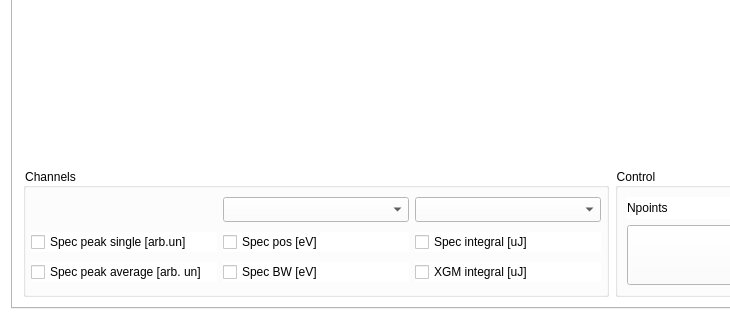
Before: the Qt Designer form gui/UILogger.ui in sergey-tomin/pyhirex, drawn with Qt 5; both pictures show x 0 to 730 and y 541 to 861 of the 1223 by 861 pixel window.
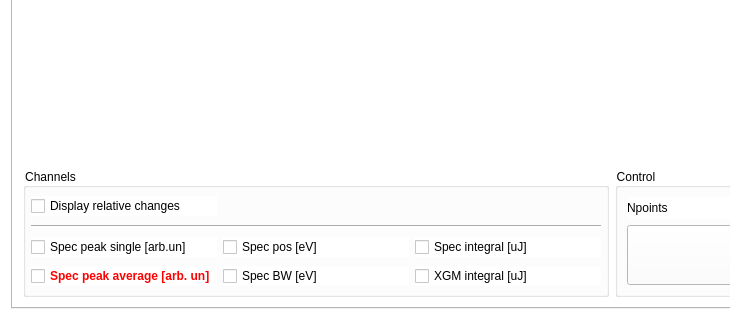
After: the same form once the commit is applied.

The edit to the form file:
```diff
--- a/gui/UILogger.ui
+++ b/gui/UILogger.ui
@@ -133,65 +133,361 @@
           <property name="spacing">
            <number>6</number>
           </property>
-          <item row="5" column="0">
+          <item row="3" column="0">
+           <widget class="QCheckBox" name="checkBox">
+            <property name="text">
+             <string>Display relative changes</string>
+            </property>
+           </widget>
+          </item>
+          <item row="7" column="2">
+           <widget class="QCheckBox" name="chkbx_XGM_integral">
+            <property name="text">
+             <string>XGM integral [uJ]</string>
+            </property>
+           </widget>
+          </item>
+          <item row="7" column="1">
+           <widget class="QCheckBox" name="chkbx_spec_BW">
+            <property name="text">
+             <string>Spec BW [eV]</string>
+            </property>
+           </widget>
+          </item>
+          <item row="6" column="0">
            <widget class="QCheckBox" name="chkbx_spec_pk_single">
+            <property name="palette">
+             <palette>
+              <active>
+               <colorrole role="WindowText">
+                <brush brushstyle="SolidPattern">
+                 <color alpha="255">
+                  <red>0</red>
+                  <green>0</green>
+                  <blue>0</blue>
+                 </color>
+                </brush>
+               </colorrole>
+               <colorrole role="Button">
+                <brush brushstyle="SolidPattern">
+                 <color alpha="255">
+                  <red>255</red>
+                  <green>255</green>
+                  <blue>255</blue>
+                 </color>
+                </brush>
+               </colorrole>
+               <colorrole role="Text">
+                <brush brushstyle="SolidPattern">
+                 <color alpha="255">
+                  <red>0</red>
+                  <green>0</green>
+                  <blue>0</blue>
+                 </color>
+                </brush>
+               </colorrole>
+               <colorrole role="ButtonText">
+                <brush brushstyle="SolidPattern">
+                 <color alpha="255">
+                  <red>0</red>
+                  <green>0</green>
+                  <blue>0</blue>
+                 </color>
+                </brush>
+               </colorrole>
+               <colorrole role="Base">
+                <brush brushstyle="SolidPattern">
+                 <color alpha="255">
+                  <red>255</red>
+                  <green>255</green>
+                  <blue>255</blue>
+                 </color>
+                </brush>
+               </colorrole>
+               <colorrole role="Window">
+                <brush brushstyle="SolidPattern">
+                 <color alpha="255">
+                  <red>255</red>
+                  <green>255</green>
+                  <blue>255</blue>
+                 </color>
+                </brush>
+               </colorrole>
+              </active>
+              <inactive>
+               <colorrole role="WindowText">
+                <brush brushstyle="SolidPattern">
+                 <color alpha="255">
+                  <red>0</red>
+                  <green>0</green>
+                  <blue>0</blue>
+                 </color>
+                </brush>
+               </colorrole>
+               <colorrole role="Button">
+                <brush brushstyle="SolidPattern">
+                 <color alpha="255">
+                  <red>255</red>
+                  <green>255</green>
+                  <blue>255</blue>
+                 </color>
+                </brush>
+               </colorrole>
+               <colorrole role="Text">
+                <brush brushstyle="SolidPattern">
+                 <color alpha="255">
+                  <red>0</red>
+                  <green>0</green>
+                  <blue>0</blue>
+                 </color>
+                </brush>
+               </colorrole>
+               <colorrole role="ButtonText">
+                <brush brushstyle="SolidPattern">
+                 <color alpha="255">
+                  <red>0</red>
+                  <green>0</green>
+                  <blue>0</blue>
+                 </color>
+                </brush>
+               </colorrole>
+               <colorrole role="Base">
+                <brush brushstyle="SolidPattern">
+                 <color alpha="255">
+                  <red>255</red>
+                  <green>255</green>
+                  <blue>255</blue>
+                 </color>
+                </brush>
+               </colorrole>
+               <colorrole role="Window">
+                <brush brushstyle="SolidPattern">
+                 <color alpha="255">
+                  <red>255</red>
+                  <green>255</green>
+                  <blue>255</blue>
+                 </color>
+                </brush>
+               </colorrole>
+              </inactive>
+              <disabled>
+               <colorrole role="WindowText">
+                <brush brushstyle="SolidPattern">
+                 <color alpha="255">
+                  <red>120</red>
+                  <green>120</green>
+                  <blue>120</blue>
+                 </color>
+                </brush>
+               </colorrole>
+               <colorrole role="Button">
+                <brush brushstyle="SolidPattern">
+                 <color alpha="255">
+                  <red>255</red>
+                  <green>255</green>
+                  <blue>255</blue>
+                 </color>
+                </brush>
+               </colorrole>
+               <colorrole role="Text">
+                <brush brushstyle="SolidPattern">
+                 <color alpha="255">
+                  <red>120</red>
+                  <green>120</green>
+                  <blue>120</blue>
+                 </color>
+                </brush>
+               </colorrole>
+               <colorrole role="ButtonText">
+                <brush brushstyle="SolidPattern">
+                 <color alpha="255">
+                  <red>120</red>
+                  <green>120</green>
+                  <blue>120</blue>
+                 </color>
+                </brush>
+               </colorrole>
+               <colorrole role="Base">
+                <brush brushstyle="SolidPattern">
+                 <color alpha="255">
+                  <red>255</red>
+                  <green>255</green>
+                  <blue>255</blue>
+                 </color>
+                </brush>
+               </colorrole>
+               <colorrole role="Window">
+                <brush brushstyle="SolidPattern">
+                 <color alpha="255">
+                  <red>255</red>
+                  <green>255</green>
+                  <blue>255</blue>
+                 </color>
+                </brush>
+               </colorrole>
+              </disabled>
+             </palette>
+            </property>
+            <property name="font">
+             <font>
+              <weight>50</weight>
+              <bold>false</bold>
+             </font>
+            </property>
             <property name="text">
              <string>Spec peak single [arb.un]</string>
             </property>
            </widget>
           </item>
           <item row="6" column="1">
-           <widget class="QCheckBox" name="chkbx_spec_BW">
-            <property name="text">
-             <string>Spec BW [eV]</string>
-            </property>
-           </widget>
-          </item>
-          <item row="5" column="1">
            <widget class="QCheckBox" name="chkbx_spec_pos">
             <property name="text">
              <string>Spec pos [eV]</string>
             </property>
            </widget>
           </item>
-          <item row="6" column="0">
-           <widget class="QCheckBox" name="chkbx_spec_pk_average">
-            <property name="text">
-             <string>Spec peak average [arb. un]</string>
-            </property>
-           </widget>
-          </item>
-          <item row="5" column="2">
+          <item row="6" column="2">
            <widget class="QCheckBox" name="chkbx_spec_integral">
             <property name="text">
              <string>Spec integral [uJ]</string>
             </property>
            </widget>
           </item>
-          <item row="3" column="2">
-           <widget class="QComboBox" name="combo_log_ch_a">
-            <property name="minimumSize">
-             <size>
-              <width>0</width>
-              <height>25</height>
-             </size>
+          <item row="7" column="0">
+           <widget class="QCheckBox" name="chkbx_spec_pk_average">
+            <property name="palette">
+             <palette>
+              <active>
+               <colorrole role="WindowText">
+                <brush brushstyle="SolidPattern">
+                 <color alpha="255">
+                  <red>255</red>
+                  <green>0</green>
+                  <blue>0</blue>
+                 </color>
+                </brush>
+               </colorrole>
+               <colorrole role="Button">
+                <brush brushstyle="SolidPattern">
+                 <color alpha="255">
+                  <red>255</red>
+                  <green>255</green>
+                  <blue>255</blue>
+                 </color>
+                </brush>
+               </colorrole>
+               <colorrole role="Base">
+                <brush brushstyle="SolidPattern">
+                 <color alpha="255">
+                  <red>255</red>
+                  <green>255</green>
+                  <blue>255</blue>
+                 </color>
+                </brush>
+               </colorrole>
+               <colorrole role="Window">
+                <brush brushstyle="SolidPattern">
+                 <color alpha="255">
+                  <red>255</red>
+                  <green>255</green>
+                  <blue>255</blue>
+                 </color>
+                </brush>
+               </colorrole>
+              </active>
+              <inactive>
+               <colorrole role="WindowText">
+                <brush brushstyle="SolidPattern">
+                 <color alpha="255">
+                  <red>255</red>
+                  <green>0</green>
+                  <blue>0</blue>
+                 </color>
+                </brush>
+               </colorrole>
+               <colorrole role="Button">
+                <brush brushstyle="SolidPattern">
+                 <color alpha="255">
+                  <red>255</red>
+                  <green>255</green>
+                  <blue>255</blue>
+                 </color>
+                </brush>
+               </colorrole>
+               <colorrole role="Base">
+                <brush brushstyle="SolidPattern">
+                 <color alpha="255">
+                  <red>255</red>
+                  <green>255</green>
+                  <blue>255</blue>
+                 </color>
+                </brush>
+               </colorrole>
+               <colorrole role="Window">
+                <brush brushstyle="SolidPattern">
+                 <color alpha="255">
+                  <red>255</red>
+                  <green>255</green>
+                  <blue>255</blue>
+                 </color>
+                </brush>
+               </colorrole>
+              </inactive>
+              <disabled>
+               <colorrole role="WindowText">
+                <brush brushstyle="SolidPattern">
+                 <color alpha="255">
+                  <red>120</red>
+                  <green>120</green>
+                  <blue>120</blue>
+                 </color>
+                </brush>
+               </colorrole>
+               <colorrole role="Button">
+                <brush brushstyle="SolidPattern">
+                 <color alpha="255">
+                  <red>255</red>
+                  <green>255</green>
+                  <blue>255</blue>
+                 </color>
+                </brush>
+               </colorrole>
+               <colorrole role="Base">
+                <brush brushstyle="SolidPattern">
+                 <color alpha="255">
+                  <red>255</red>
+                  <green>255</green>
+                  <blue>255</blue>
+                 </color>
+                </brush>
+               </colorrole>
+               <colorrole role="Window">
+                <brush brushstyle="SolidPattern">
+                 <color alpha="255">
+                  <red>255</red>
+                  <green>255</green>
+                  <blue>255</blue>
+                 </color>
+                </brush>
+               </colorrole>
+              </disabled>
+             </palette>
             </property>
-           </widget>
-          </item>
-          <item row="6" column="2">
-           <widget class="QCheckBox" name="chkbx_XGM_integral">
+            <property name="font">
+             <font>
+              <weight>75</weight>
+              <bold>true</bold>
+             </font>
+            </property>
             <property name="text">
-             <string>XGM integral [uJ]</string>
+             <string>Spec peak average [arb. un]</string>
             </property>
            </widget>
           </item>
-          <item row="3" column="1">
-           <widget class="QComboBox" name="combo_log_ch_b">
-            <property name="minimumSize">
-             <size>
-              <width>0</width>
-              <height>25</height>
-             </size>
+          <item row="4" column="0" colspan="3">
+           <widget class="Line" name="line">
+            <property name="orientation">
+             <enum>Qt::Horizontal</enum>
             </property>
            </widget>
           </item>
```
